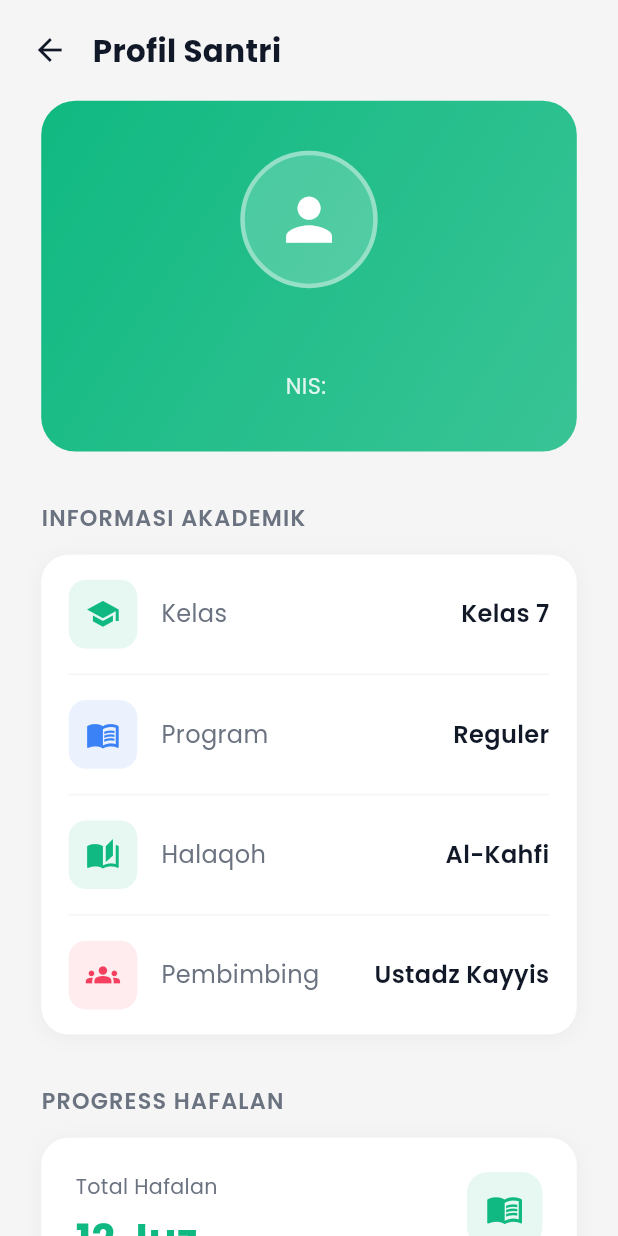
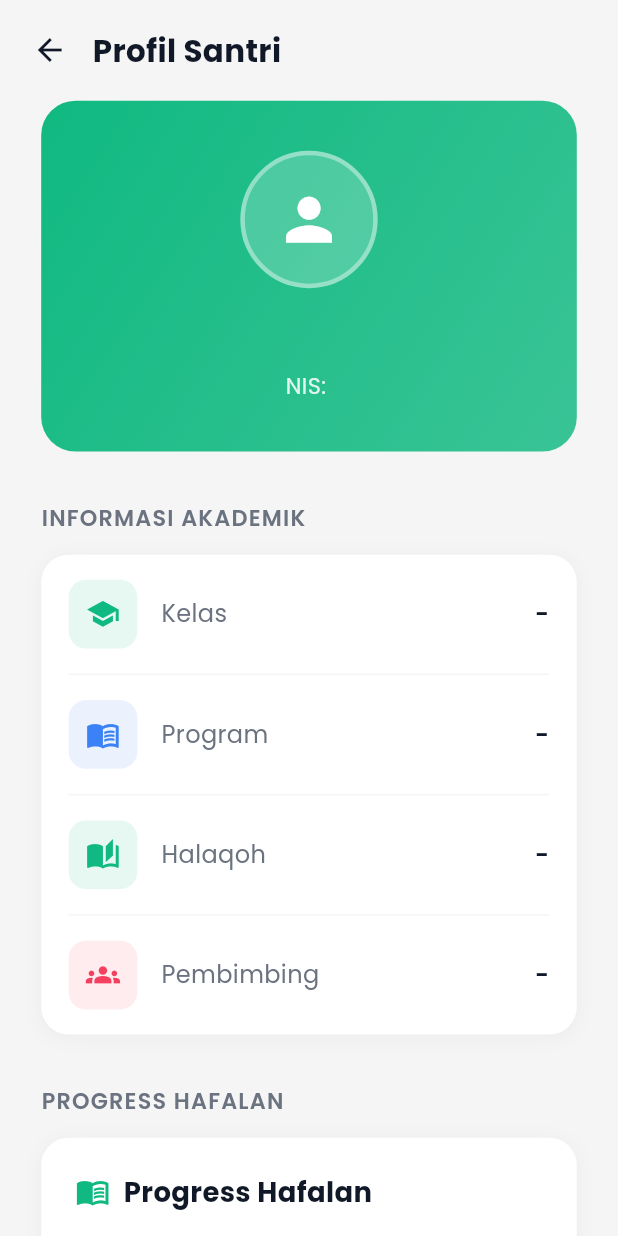
Before and after one commit to Ibrahimkayyis/my_halaqoh, a Flutter app: the DetailSantriScreen screen opened directly with empty values, on a phone screen of 412 x 824 dp. Run offline on Flutter 3.47's test engine with Material 3 defaults, Android fonts, the phone set to English and light mode, and no system bars; our stand-ins replace animated_custom_dropdown, animated_notch_bottom_bar, auto_route, cloud_firestore, cloud_functions, csv and 16 more; missing offline and left inert: mobile_scanner, slang; accounts and stored records are empty; generated files the repository leaves out were written again.

Commit message:
feat(guru_my_halaqoh): retrieve real santri data in detail santri screen
- Full rewrite of DetailSantriScreen to use live Firestore data:
  - Fetch real SantriModel from SantriCubit by matching NIS route param
  - Profile header: display real nama, NIS, and profilePicture (NetworkImage
    with person icon fallback)
  - Academic info card: replace all hardcoded values with real data
    (kelas, program via TargetHafalanHelper, halaqoh nama, guruNama)
    sourced from SantriCubit and HalaqohCubit
  - Progress hafalan card: replaced dummy sertifikasi card with
    target-based progress card matching wali dashboard pattern,
    driven by TargetHafalanCubit (0 juz completed placeholder until
    hafalan recording feature is implemented)

- Fix AcademicInfoRow layout: swap Expanded from label to value so
  long halaqoh/advisor names wrap on the right, not the label title;
  label gets fixed SizedBox(width: 100.w) to prevent any title wrapping

- Fix profile header: add textAlign center to name Text so long
  student names remain centered regardless of length

```diff
--- a/lib/src/modules/guru_halaqoh/presentation/screens/detail_santri_screen.dart
+++ b/lib/src/modules/guru_halaqoh/presentation/screens/detail_santri_screen.dart
@@ -1,9 +1,20 @@
 import 'package:auto_route/auto_route.dart';
 import 'package:flutter/material.dart';
+import 'package:flutter_bloc/flutter_bloc.dart';
 import 'package:flutter_screenutil/flutter_screenutil.dart';
 import 'package:my_halaqoh/gen/i18n/translations.g.dart';
 import 'package:my_halaqoh/src/core/theme/app_colors.dart';
 import 'package:my_halaqoh/src/modules/guru_halaqoh/presentation/widgets/academic_info_row.dart';
+import 'package:my_halaqoh/src/modules/master_data/domain/helpers/target_hafalan_helper.dart';
+import 'package:my_halaqoh/src/modules/master_data/domain/models/halaqoh_model.dart';
+import 'package:my_halaqoh/src/modules/master_data/domain/models/santri_model.dart';
+import 'package:my_halaqoh/src/modules/master_data/domain/models/target_hafalan_model.dart';
+import 'package:my_halaqoh/src/modules/master_data/presentation/cubits/halaqoh_cubit.dart';
+import 'package:my_halaqoh/src/modules/master_data/presentation/cubits/halaqoh_state.dart';
+import 'package:my_halaqoh/src/modules/master_data/presentation/cubits/santri_cubit.dart';
+import 'package:my_halaqoh/src/modules/master_data/presentation/cubits/santri_state.dart';
+import 'package:my_halaqoh/src/modules/master_data/presentation/cubits/target_hafalan_cubit.dart';
+import 'package:my_halaqoh/src/modules/master_data/presentation/cubits/target_hafalan_state.dart';
 
 /// Detail santri screen showing profile header, academic info, and progress hafalan
 @RoutePage()
@@ -16,6 +27,60 @@ class DetailSantriScreen extends StatelessWidget {
   @override
   Widget build(BuildContext context) {
     final colors = AppColors.of(context);
+
+    // Look up real santri data by NIS
+    final santriState = context.watch<SantriCubit>().state;
+    final halaqohState = context.watch<HalaqohCubit>().state;
+    final targetHafalanState = context.watch<TargetHafalanCubit>().state;
+
+    SantriModel? santri;
+    santriState.maybeWhen(
+      loaded: (list) {
+        try {
+          santri = list.firstWhere((s) => s.nis == nis);
+        } catch (_) {}
+      },
+      orElse: () {},
+    );
+
+    // Look up halaqoh for this santri
+    HalaqohModel? halaqoh;
+    if (santri?.halaqohId != null) {
+      halaqohState.maybeWhen(
+        loaded: (list) {
+          try {
+            halaqoh = list.firstWhere((h) => h.id == santri!.halaqohId);
+          } catch (_) {}
+        },
+        orElse: () {},
+      );
+    }
+
+    // Look up memorization target for this santri's kelas + program
+    TargetHafalanModel? target;
+    if (santri != null) {
+      targetHafalanState.maybeWhen(
+        loaded: (targets) {
+          target = TargetHafalanHelper.findTarget(
+            targets,
+            santri!.kelas,
+            santri!.program,
+          );
+        },
+        orElse: () {},
+      );
+    }
+
+    // Use real data with fallbacks to route params
+    final displayName = santri?.nama ?? name;
+    final displayNis = santri?.nis ?? nis;
+    final displayKelas = santri != null ? 'Kelas ${santri!.kelas}' : '-';
+    final displayProgram = santri != null
+        ? TargetHafalanHelper.programCodeToFullName(santri!.program)
+        : '-';
+    final displayHalaqoh = halaqoh?.nama ?? '-';
+    final displayPembimbing = halaqoh?.guruNama ?? '-';
+    final profilePictureUrl = santri?.profilePicture;
 
     return Scaffold(
       backgroundColor: colors.background,
@@ -54,7 +119,12 @@ class DetailSantriScreen extends StatelessWidget {
                     SizedBox(height: 8.h),
 
                     // Profile header card
-                    _buildProfileHeader(colors),
+                    _buildProfileHeader(
+                      colors,
+                      displayName,
+                      displayNis,
+                      profilePictureUrl,
+                    ),
                     SizedBox(height: 28.h),
 
                     // INFORMASI AKADEMIK section
@@ -94,28 +164,28 @@ class DetailSantriScreen extends StatelessWidget {
                             iconColor: colors.primary,
                             iconBgColor: colors.primary.withValues(alpha: 0.1),
                             label: t.detailSantri.kelas,
-                            value: 'Kelas 7',
+                            value: displayKelas,
                           ),
                           AcademicInfoRow(
                             icon: Icons.menu_book,
                             iconColor: colors.blue,
                             iconBgColor: colors.blue.withValues(alpha: 0.1),
                             label: t.detailSantri.program,
-                            value: 'Reguler',
+                            value: displayProgram,
                           ),
                           AcademicInfoRow(
                             icon: Icons.auto_stories,
                             iconColor: colors.primary,
                             iconBgColor: colors.primary.withValues(alpha: 0.1),
                             label: t.detailSantri.halaqoh,
-                            value: 'Al-Kahfi',
+                            value: displayHalaqoh,
                           ),
                           AcademicInfoRow(
                             icon: Icons.groups,
                             iconColor: colors.red,
                             iconBgColor: colors.red.withValues(alpha: 0.1),
                             label: t.detailSantri.pembimbing,
-                            value: 'Ustadz Kayyis',
+                            value: displayPembimbing,
                             showDivider: false,
                           ),
                         ],
@@ -139,8 +209,8 @@ class DetailSantriScreen extends StatelessWidget {
                     ),
                     SizedBox(height: 12.h),
 
-                    // Progress card
-                    _buildProgressCard(colors),
+                    // Progress card (driven by admin target)
+                    _buildProgressCard(colors, target),
                     SizedBox(height: 40.h),
                   ],
                 ),
@@ -153,7 +223,12 @@ class DetailSantriScreen extends StatelessWidget {
   }
 
   /// Green gradient profile header with avatar, name, NIS
-  Widget _buildProfileHeader(AppColorSet colors) {
+  Widget _buildProfileHeader(
+    AppColorSet colors,
+    String displayName,
+    String displayNis,
+    String? profilePictureUrl,
+  ) {
     return Container(
       width: double.infinity,
       margin: EdgeInsets.symmetric(horizontal: 24.w),
@@ -179,13 +254,22 @@ class DetailSantriScreen extends StatelessWidget {
                 color: colors.textOnButton.withValues(alpha: 0.4),
                 width: 3,
               ),
+              image: profilePictureUrl != null && profilePictureUrl.isNotEmpty
+                  ? DecorationImage(
+                      image: NetworkImage(profilePictureUrl),
+                      fit: BoxFit.cover,
+                    )
+                  : null,
             ),
-            child: Icon(Icons.person, size: 40.sp, color: colors.textOnButton),
+            child: profilePictureUrl == null || profilePictureUrl.isEmpty
+                ? Icon(Icons.person, size: 40.sp, color: colors.textOnButton)
+                : null,
           ),
           SizedBox(height: 14.h),
           // Name
           Text(
-            name,
+            displayName,
+            textAlign: TextAlign.center,
             style: TextStyle(
               fontSize: 20.sp,
               fontWeight: FontWeight.w700,
@@ -196,7 +280,7 @@ class DetailSantriScreen extends StatelessWidget {
           SizedBox(height: 4.h),
           // NIS
           Text(
-            'NIS: $nis',
+            'NIS: $displayNis',
             style: TextStyle(
               fontSize: 13.sp,
               fontWeight: FontWeight.w400,
@@ -209,14 +293,13 @@ class DetailSantriScreen extends StatelessWidget {
     );
   }
 
-  /// Progress Hafalan card with total, sertifikasi info, and progress bar
-  Widget _buildProgressCard(AppColorSet colors) {
-    // Dummy data
-    const int totalHafalan = 12;
-    const int sertifikasiDone = 8;
-    const int sertifikasiTotal = 12;
-    final double sertifikasiPct = sertifikasiDone / sertifikasiTotal;
-    final int sertifikasiPctInt = (sertifikasiPct * 100).round();
+  /// Progress Hafalan card driven by admin-set memorization targets.
+  /// Shows target juz, completion count (0 for now), progress bar.
+  Widget _buildProgressCard(AppColorSet colors, TargetHafalanModel? target) {
+    final int juzTarget = target?.targetJuz ?? 0;
+    const int juzCompleted = 0; // Real hafalan progress — will be integrated when hafalan recording data is available
+    final double progress = juzTarget > 0 ? juzCompleted / juzTarget : 0.0;
+    final int percent = (progress * 100).round();
 
     return Container(
       margin: EdgeInsets.symmetric(horizontal: 24.w),
@@ -235,92 +318,60 @@ class DetailSantriScreen extends StatelessWidget {
       child: Column(
         crossAxisAlignment: CrossAxisAlignment.start,
         children: [
-          // Total Hafalan row
+          // Header row
           Row(
-            crossAxisAlignment: CrossAxisAlignment.start,
             children: [
-              // Left: label + value
+              Icon(Icons.menu_book, size: 20.sp, color: colors.primary),
+              SizedBox(width: 8.w),
               Expanded(
-                child: Column(
-                  crossAxisAlignment: CrossAxisAlignment.start,
+                child: Text(
+                  t.waliSantriDashboard.progressHafalan,
+                  style: TextStyle(
+                    fontSize: 16.sp,
+                    fontWeight: FontWeight.w700,
+                    color: colors.textPrimary,
+                    fontFamily: 'Poppins',
+                  ),
+                ),
+              ),
+            ],
+          ),
+          SizedBox(height: 16.h),
+
+          // Juz completed + percentage
+          Row(
+            mainAxisAlignment: MainAxisAlignment.spaceBetween,
+            children: [
+              RichText(
+                text: TextSpan(
                   children: [
-                    Text(
-                      t.detailSantri.totalHafalan,
+                    TextSpan(
+                      text: '$juzCompleted ',
                       style: TextStyle(
-                        fontSize: 12.sp,
-                        fontWeight: FontWeight.w400,
-                        color: colors.textSecondary,
+                        fontSize: 28.sp,
+                        fontWeight: FontWeight.w800,
+                        color: colors.textPrimary,
                         fontFamily: 'Poppins',
                       ),
                     ),
-                    SizedBox(height: 4.h),
-                    Text(
-                      '$totalHafalan Juz',
+                    TextSpan(
+                      text: t.waliSantriDashboard.juzTerselesaikan,
                       style: TextStyle(
-                        fontSize: 24.sp,
-                        fontWeight: FontWeight.w700,
-                        color: colors.primary,
+                        fontSize: 13.sp,
+                        fontWeight: FontWeight.w400,
+                        color: colors.textSecondary,
                         fontFamily: 'Poppins',
                       ),
                     ),
                   ],
                 ),
               ),
-              // Right: book icon
-              Container(
-                width: 44.w,
-                height: 44.w,
-                decoration: BoxDecoration(
-                  color: colors.primary.withValues(alpha: 0.1),
-                  borderRadius: BorderRadius.circular(12.r),
-                ),
-                child: Icon(
-                  Icons.menu_book,
-                  size: 22.sp,
+              Text(
+                '$percent%',
+                style: TextStyle(
+                  fontSize: 24.sp,
+                  fontWeight: FontWeight.w800,
                   color: colors.primary,
-                ),
-              ),
-            ],
-          ),
-          SizedBox(height: 16.h),
-
-          // Sertifikasi label + percentage
-          Row(
-            mainAxisAlignment: MainAxisAlignment.spaceBetween,
-            children: [
-              Column(
-                crossAxisAlignment: CrossAxisAlignment.start,
-                children: [
-                  Text(
-                    t.detailSantri.sertifikasiInfo(
-                      done: '$sertifikasiDone',
-                      total: '$sertifikasiTotal',
-                    ),
-                    style: TextStyle(
-                      fontSize: 11.sp,
-                      fontWeight: FontWeight.w400,
-                      color: colors.textSecondary,
-                      fontFamily: 'Poppins',
-                    ),
-                  ),
-                  SizedBox(height: 4.h),
-                  Text(
-                    t.detailSantri.sertifikasiJuz,
-                    style: TextStyle(
-                      fontSize: 13.sp,
-                      fontWeight: FontWeight.w600,
-                      color: colors.textPrimary,
-                      fontFamily: 'Poppins',
-                    ),
-                  ),
-                ],
-              ),
-              Text(
-                '$sertifikasiPctInt%',
-                style: TextStyle(
-                  fontSize: 18.sp,
-                  fontWeight: FontWeight.w700,
-                  color: colors.textPrimary,
                   fontFamily: 'Poppins',
                 ),
               ),
@@ -332,10 +383,25 @@ class DetailSantriScreen extends StatelessWidget {
           ClipRRect(
             borderRadius: BorderRadius.circular(6.r),
             child: LinearProgressIndicator(
-              value: sertifikasiPct,
+              value: progress,
               minHeight: 10.h,
               backgroundColor: colors.border.withValues(alpha: 0.3),
               valueColor: AlwaysStoppedAnimation<Color>(colors.primary),
+            ),
+          ),
+          SizedBox(height: 8.h),
+
+          // Target text
+          Align(
+            alignment: Alignment.centerRight,
+            child: Text(
+              t.waliSantriDashboard.target(target: '$juzTarget'),
+              style: TextStyle(
+                fontSize: 12.sp,
+                fontWeight: FontWeight.w500,
+                color: colors.textSecondary,
+                fontFamily: 'Poppins',
+              ),
             ),
           ),
         ],
--- a/lib/src/modules/guru_halaqoh/presentation/widgets/academic_info_row.dart
+++ b/lib/src/modules/guru_halaqoh/presentation/widgets/academic_info_row.dart
@@ -47,8 +47,9 @@ class AcademicInfoRow extends StatelessWidget {
               ),
               SizedBox(width: 14.w),
 
-              // Label
-              Expanded(
+              // Label — fixed width so it never wraps
+              SizedBox(
+                width: 100.w,
                 child: Text(
                   label,
                   style: TextStyle(
@@ -60,14 +61,17 @@ class AcademicInfoRow extends StatelessWidget {
                 ),
               ),
 
-              // Value
-              Text(
+              // Value — takes remaining space and wraps when long
+              Expanded(
+                child: Text(
                   value,
+                  textAlign: TextAlign.end,
                   style: TextStyle(
                     fontSize: 14.sp,
                     fontWeight: FontWeight.w600,
                     color: colors.textPrimary,
                     fontFamily: 'Poppins',
+                  ),
                 ),
               ),
             ],
```
Lines whose indentation alone changed are shown as unchanged.
